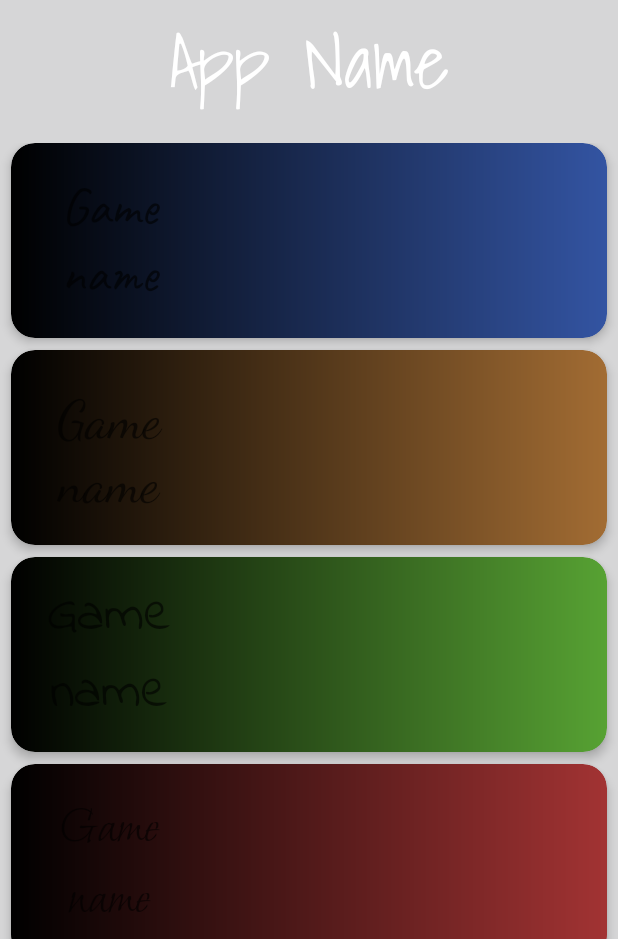
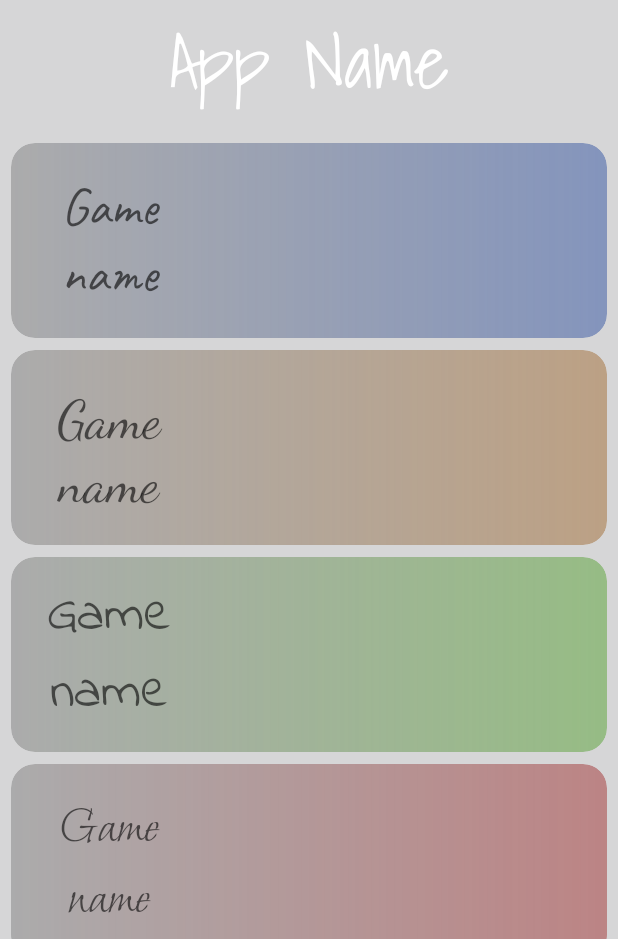
Before and after one commit to Will-Shamar/Randomiser-App, an Android app: the screen it shows after launch (MainActivity), on a phone screen of 412 x 824 dp, the part 297-1236 px from its top. Run offline under Robolectric (Android 15) with nearby library versions, the phone set to English and light mode, and no system bars; our stand-ins replace data binding; 2 statements that could not run were skipped.

Commit message:
Design: Adjust colour opacity

```diff
--- a/app/src/main/res/drawable/gradient_colour_1.xml
+++ b/app/src/main/res/drawable/gradient_colour_1.xml
@@ -2,8 +2,8 @@
 <shape xmlns:android="http://schemas.android.com/apk/res/android"
     android:shape="rectangle">
     <gradient
-        android:startColor="@color/black"
-        android:endColor="#57A233"
+        android:startColor="#33000000"
+        android:endColor="#8057A233"
         />
     <corners
         android:radius="16dp">
--- a/app/src/main/res/drawable/gradient_colour_2.xml
+++ b/app/src/main/res/drawable/gradient_colour_2.xml
@@ -2,8 +2,8 @@
 <shape xmlns:android="http://schemas.android.com/apk/res/android"
     android:shape="rectangle">
     <gradient
-        android:startColor="@color/black"
-        android:endColor="#3354A2"
+        android:startColor="#33000000"
+        android:endColor="#803354A2"
         />
     <corners
         android:radius="16dp">
--- a/app/src/main/res/drawable/gradient_colour_3.xml
+++ b/app/src/main/res/drawable/gradient_colour_3.xml
@@ -2,8 +2,8 @@
 <shape xmlns:android="http://schemas.android.com/apk/res/android"
     android:shape="rectangle">
     <gradient
-        android:startColor="@color/black"
-        android:endColor="#A23333"
+        android:startColor="#33000000"
+        android:endColor="#80A23333"
         />
     <corners
         android:radius="16dp">
--- a/app/src/main/res/drawable/gradient_colour_4.xml
+++ b/app/src/main/res/drawable/gradient_colour_4.xml
@@ -2,8 +2,8 @@
 <shape xmlns:android="http://schemas.android.com/apk/res/android"
     android:shape="rectangle">
     <gradient
-        android:startColor="@color/black"
-        android:endColor="#A26C33"
+        android:startColor="#33000000"
+        android:endColor="#80A26C33"
         />
     <corners
         android:radius="16dp">
```
